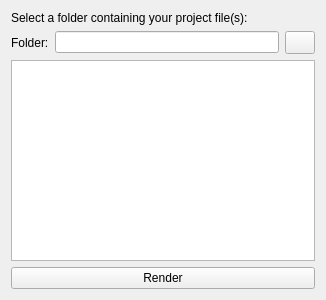
Above: BatchRenderFolder/BatchRender.ui from reallusion/iClone before the change. Below: the same form after it.
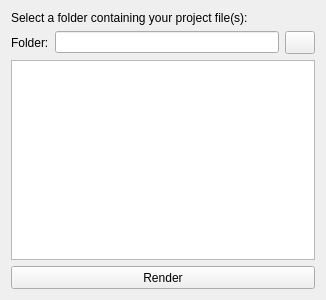
That is the form after the change.

Commit message: [master] updata push button ui

```diff
--- a/BatchRenderFolder/BatchRender.ui
+++ b/BatchRenderFolder/BatchRender.ui
@@ -88,6 +88,12 @@
    </item>
    <item>
     <widget class="QPushButton" name="qtRenderButton">
+     <property name="minimumSize">
+      <size>
+       <width>0</width>
+       <height>23</height>
+      </size>
+     </property>
      <property name="text">
       <string>Render</string>
      </property>
```
